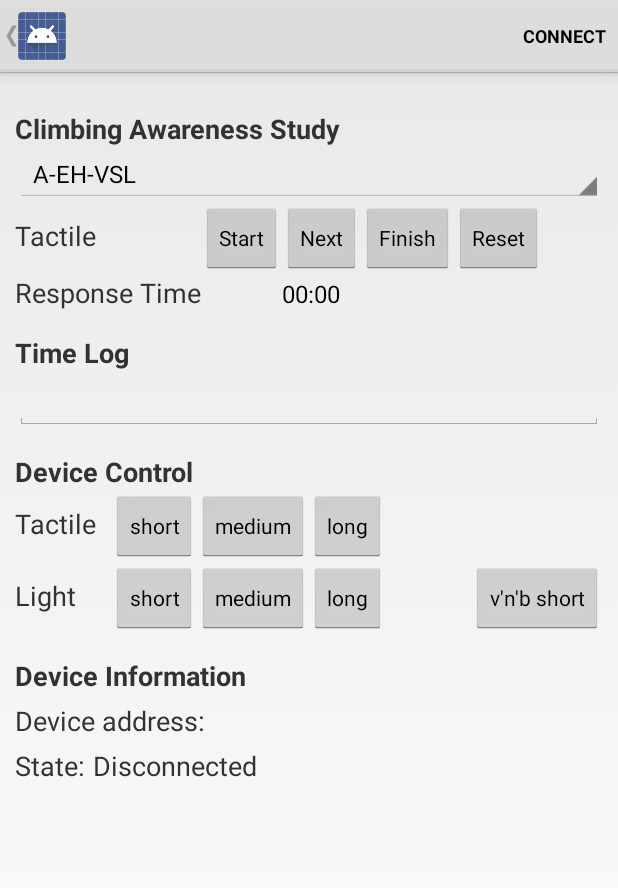
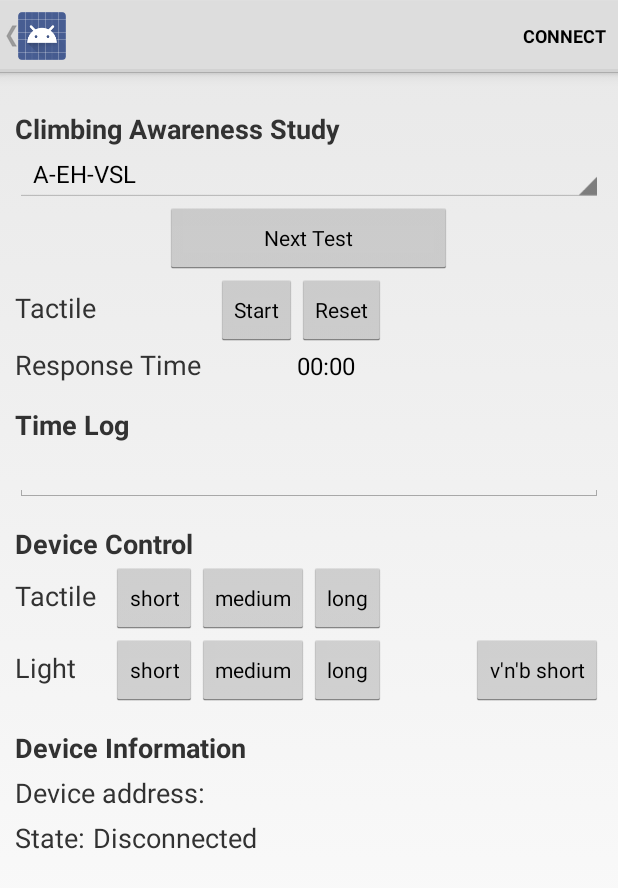
Before and after one commit to climbaware/app, an Android app: the DeviceControlActivity screen opened directly, with no data from a screen before it, on a phone screen of 412 x 824 dp. Shown: the top 888 px of the screen. Run offline under Robolectric (Android 15) with nearby library versions, the phone set to English and light mode, and no system bars; 3 statements that could not run were skipped.

Commit message:
scrollable view

```diff
--- a/AmbientBand/Application/src/main/res/layout/gatt_services_characteristics.xml
+++ b/AmbientBand/Application/src/main/res/layout/gatt_services_characteristics.xml
@@ -13,6 +13,8 @@
      See the License for the specific language governing permissions and
      limitations under the License.
 -->
+
+
 <LinearLayout xmlns:android="http://schemas.android.com/apk/res/android"
         android:orientation="vertical"
         android:layout_width="match_parent"
@@ -20,6 +22,17 @@
         android:layout_margin="10dp"
     android:id="@+id/out_layout"
     android:weightSum="1">
+
+
+    <ScrollView
+        android:layout_width="match_parent"
+        android:layout_height="wrap_content"
+        android:id="@+id/scrollView">
+
+        <LinearLayout
+            android:orientation="vertical"
+            android:layout_width="match_parent"
+            android:layout_height="match_parent">
 
             <TextView
                 android:id="@+id/textView"
@@ -36,6 +49,16 @@
                 android:id="@+id/participant_group"
                 android:spinnerMode="dropdown" />
 
+            <Button
+                style="?android:attr/buttonStyleSmall"
+                android:layout_width="191dp"
+                android:layout_height="wrap_content"
+                android:text="Next Test"
+                android:id="@+id/study_next"
+                android:layout_row="0"
+                android:layout_column="2"
+                android:layout_gravity="center_horizontal" />
+
             <GridLayout
                 android:layout_width="match_parent"
                 android:layout_height="match_parent"
@@ -46,27 +69,9 @@
                     android:layout_width="wrap_content"
                     android:layout_height="wrap_content"
                     android:text="Start"
-            android:id="@+id/button"
+                    android:id="@+id/study_start"
                     android:layout_row="0"
                     android:layout_column="1" />
-
-        <Button
-            style="?android:attr/buttonStyleSmall"
-            android:layout_width="wrap_content"
-            android:layout_height="wrap_content"
-            android:text="Next"
-            android:id="@+id/button3"
-            android:layout_row="0"
-            android:layout_column="2" />
-
-        <Button
-            style="?android:attr/buttonStyleSmall"
-            android:layout_width="wrap_content"
-            android:layout_height="wrap_content"
-            android:text="Finish"
-            android:id="@+id/button4"
-            android:layout_row="0"
-            android:layout_column="3" />
 
                 <Button
                     style="?android:attr/buttonStyleSmall"
@@ -75,7 +80,7 @@
                     android:text="Reset"
                     android:id="@+id/button5"
                     android:layout_row="0"
-            android:layout_column="4" />
+                    android:layout_column="2" />
 
                 <TextView
                     android:id="@+id/textView5"
@@ -84,7 +89,8 @@
                     android:text="Response Time"
                     android:textSize="18sp"
                     android:layout_row="1"
-            android:layout_column="0" />
+                    android:layout_column="0"
+                    android:layout_marginRight="10dp" />
 
                 <TextView
                     android:id="@+id/textView6"
@@ -119,7 +125,7 @@
                 android:layout_height="match_parent"
                 android:inputType="textMultiLine"
                 android:ems="10"
-        android:id="@+id/editText"
+                android:id="@+id/timelog"
                 android:layout_weight="1.59"
                 android:elegantTextHeight="false" />
 
@@ -270,5 +276,7 @@
                           android:textSize="18sp"
                     android:layout_marginTop="5dp" />
             </LinearLayout>
+        </LinearLayout>
+    </ScrollView>
 
 </LinearLayout>
```
Also changed, not shown: 17 other files. Lines whose indentation alone changed are shown as unchanged.
